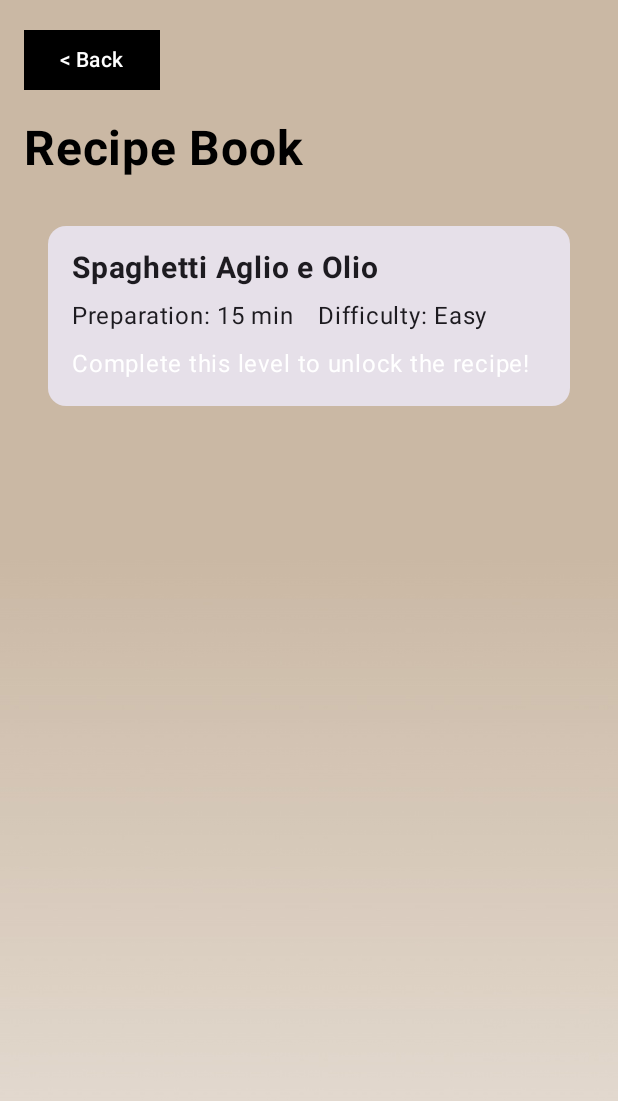
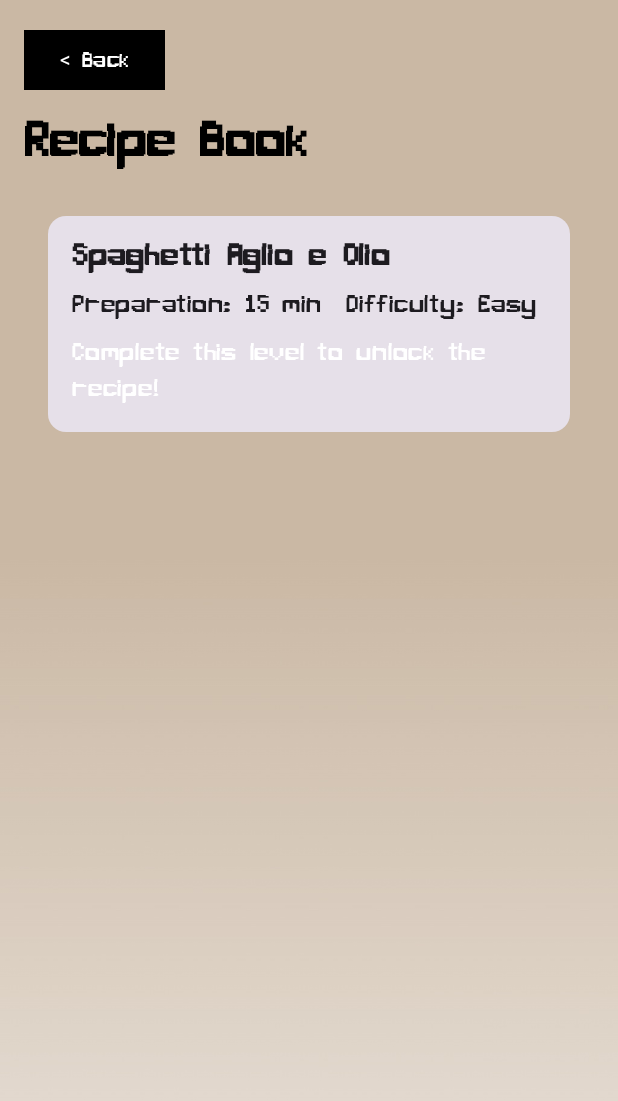
Before and after one commit to r44cx/PixelChef, an Android app built with Jetpack Compose: the RecipeScreen screen opened through its navigation route, on a phone screen of 412 x 824 dp. Shown: the top 1101 px of the screen. Run offline under Robolectric (Android 15) with nearby library versions, the phone set to English and light mode, and no system bars.

Commit message:
add font

```diff
--- a/app/src/main/assets/levels.json
+++ b/app/src/main/assets/levels.json
@@ -55,7 +55,7 @@
     }
   },
   {
-    "id": 15,
+    "id": 3,
     "name": "Sweet Potato Fries",
     "ingredients": [
       {
--- a/app/src/main/java/com/pixelchef/MainMenuScreen.kt
+++ b/app/src/main/java/com/pixelchef/MainMenuScreen.kt
@@ -22,6 +22,7 @@ import androidx.compose.ui.res.painterResource
 import androidx.compose.ui.unit.dp
 import androidx.compose.ui.unit.sp
 import com.pixelchef.ui.components.BackgroundImage
+import com.pixelchef.ui.theme.pixelatedFont
 
 @Composable
 fun MainMenuScreen(onNavigate: (String) -> Unit) {
@@ -50,7 +51,8 @@ fun MainMenuContent(onNavigate: (String) -> Unit) {
 fun TitleText() {
     Text(
         text = "PixelChef",
-        fontSize = 48.sp
+        fontSize = 48.sp,
+        fontFamily = pixelatedFont
     )
 }
 
@@ -95,7 +97,8 @@ fun MainButton(text: String, navigateTo: String, onNavigate: (String) -> Unit) {
         Text(
             text = text,
             color = colorResource(R.color.colorTextSecondary),
-            fontSize = 20.sp
+            fontSize = 20.sp,
+            fontFamily = pixelatedFont
         )
     }
 }
--- a/app/src/main/java/com/pixelchef/RecipeScreen.kt
+++ b/app/src/main/java/com/pixelchef/RecipeScreen.kt
@@ -27,6 +27,7 @@ import androidx.compose.ui.unit.sp
 import androidx.lifecycle.viewmodel.compose.viewModel
 import com.pixelchef.models.Level
 import com.pixelchef.ui.components.BackButton
+import com.pixelchef.ui.theme.pixelatedFont
 import com.pixelchef.viewmodels.GameViewModel
 
 @Composable
@@ -70,7 +71,8 @@ fun HeaderText(title: String) {
         title,
         fontSize = 32.sp,
         fontWeight = FontWeight.Bold,
-        modifier = Modifier.padding(vertical = 16.dp)
+        modifier = Modifier.padding(vertical = 16.dp),
+        fontFamily = pixelatedFont
     )
 }
 
@@ -92,7 +94,12 @@ fun RecipeCard(level: Level, isCompleted: Boolean) {
             .padding(16.dp)
     ) {
         Column(modifier = Modifier.padding(16.dp)) {
-            Text(level.name, fontSize = 20.sp, fontWeight = FontWeight.Bold)
+            Text(
+                level.name,
+                fontSize = 20.sp,
+                fontWeight = FontWeight.Bold,
+                fontFamily = pixelatedFont
+            )
             Spacer(modifier = Modifier.height(8.dp))
             RecipeDetails(level)
 
@@ -109,27 +116,47 @@ fun RecipeCard(level: Level, isCompleted: Boolean) {
 @Composable
 fun RecipeDetails(level: Level) {
     Row(verticalAlignment = Alignment.CenterVertically) {
-        Text("Preparation: ${level.recipe.preparationTime}")
+        Text(
+            "Preparation: ${level.recipe.preparationTime}",
+            fontFamily = pixelatedFont
+        )
         Spacer(modifier = Modifier.width(16.dp))
-        Text("Difficulty: ${level.recipe.difficulty}")
+        Text(
+            "Difficulty: ${level.recipe.difficulty}",
+            fontFamily = pixelatedFont
+        )
     }
 }
 
 @Composable
 fun RecipeIngredients(level: Level) {
     Spacer(modifier = Modifier.height(16.dp))
-    Text("Required Ingredients:", fontWeight = FontWeight.Bold)
+    Text(
+        "Required Ingredients:",
+        fontWeight = FontWeight.Bold,
+        fontFamily = pixelatedFont
+    )
     level.ingredients.filter { it.correct }.forEach { ingredient ->
-        Text("• ${ingredient.name}")
+        Text(
+            "• ${ingredient.name}",
+            fontFamily = pixelatedFont
+        )
     }
 }
 
 @Composable
 fun RecipeInstructions(level: Level) {
     Spacer(modifier = Modifier.height(16.dp))
-    Text("Instructions:", fontWeight = FontWeight.Bold)
+    Text(
+        "Instructions:",
+        fontWeight = FontWeight.Bold,
+        fontFamily = pixelatedFont
+    )
     level.recipe.instructions.forEachIndexed { index, instruction ->
-        Text("${index + 1}. $instruction")
+        Text(
+            "${index + 1}. $instruction",
+            fontFamily = pixelatedFont
+        )
     }
 }
 
@@ -138,6 +165,7 @@ fun LockedRecipeMessage() {
     Spacer(modifier = Modifier.height(8.dp))
     Text(
         "Complete this level to unlock the recipe!",
-        color = colorResource(R.color.colorTextSecondary)
+        color = colorResource(R.color.colorTextSecondary),
+        fontFamily = pixelatedFont
     )
 }
--- a/app/src/main/java/com/pixelchef/ui/components/BackButton.kt
+++ b/app/src/main/java/com/pixelchef/ui/components/BackButton.kt
@@ -8,6 +8,7 @@ import androidx.compose.ui.graphics.RectangleShape
 import androidx.compose.ui.res.colorResource
 import androidx.compose.ui.unit.sp
 import com.pixelchef.R
+import com.pixelchef.ui.theme.pixelatedFont
 
 @Composable
 fun BackButton(onBack: () -> Unit) {
@@ -16,6 +17,11 @@ fun BackButton(onBack: () -> Unit) {
         shape = RectangleShape,
         colors = ButtonDefaults.buttonColors(colorResource(R.color.buttonBackground))
     ) {
-        Text("< Back", fontSize = 14.sp, color = colorResource(R.color.colorTextSecondary))
+        Text(
+            "< Back",
+            fontSize = 14.sp,
+            color = colorResource(R.color.colorTextSecondary),
+            fontFamily = pixelatedFont
+        )
     }
 }
--- /dev/null
+++ b/app/src/main/java/com/pixelchef/ui/theme/Fonts.kt
@@ -0,0 +1,10 @@
+package com.pixelchef.ui.theme
+
+import androidx.compose.ui.text.font.Font
+import androidx.compose.ui.text.font.FontFamily
+import androidx.compose.ui.text.font.FontWeight
+import com.pixelchef.R
+
+val pixelatedFont = FontFamily(
+    Font(R.font.pixelated, FontWeight.Normal)
+)
```
Also changed, not shown: app/src/main/java/com/pixelchef/GameScreen.kt (+17 -7 lines), app/src/main/java/com/pixelchef/LevelsScreen.kt (+7 -3 lines), app/src/main/java/com/pixelchef/SettingsScreen.kt (+6 -2 lines), app/src/main/res/font/fonts.xml (added, +11 -0 lines), app/src/main/res/font/pixelated.otf (added).
